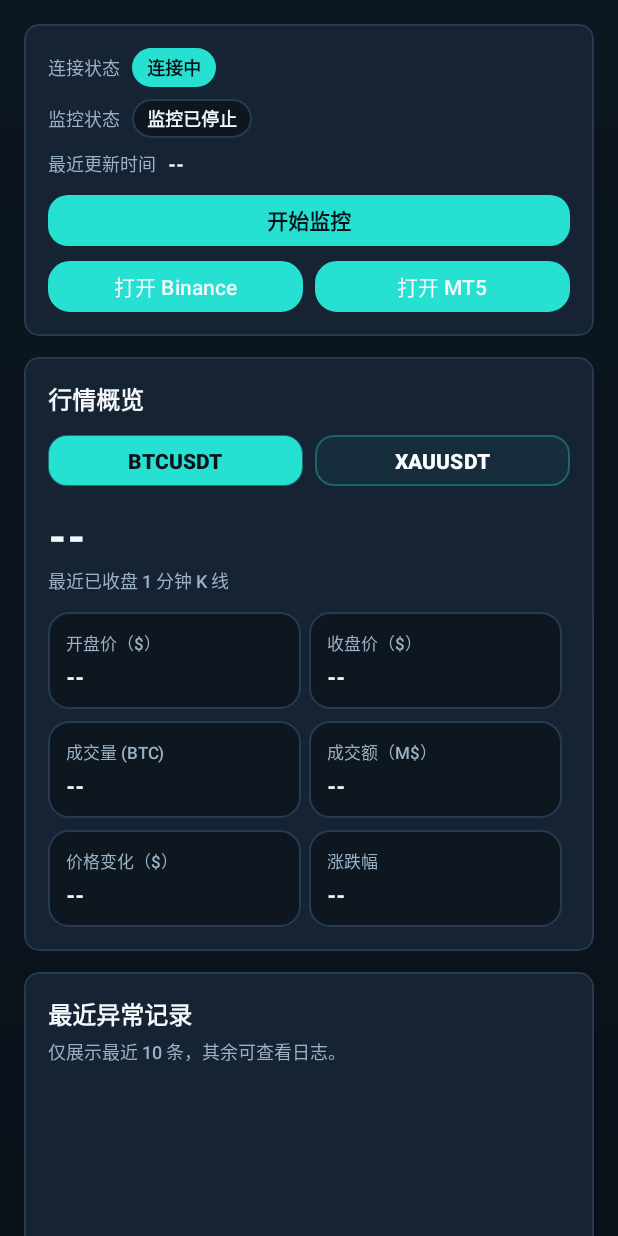
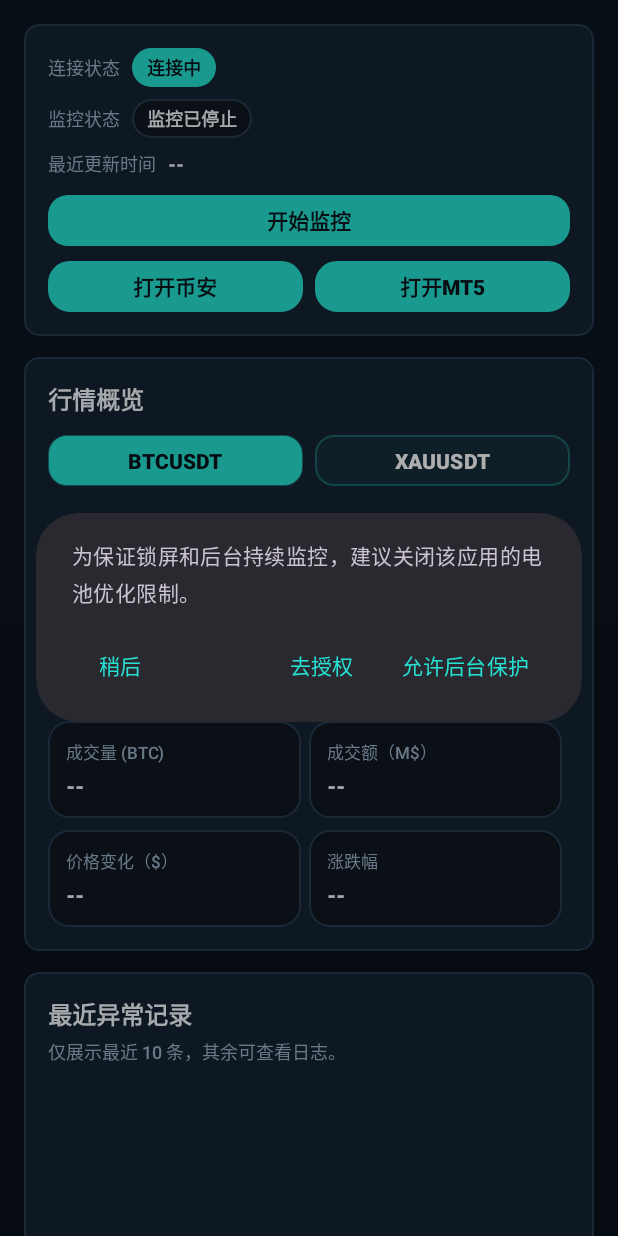
Before and after one commit to ScottChangSQ/BTCXAU_Monitoring_and_Push_APK, an Android app: the screen it shows after launch (MainActivity), after a tap on "开始监控", on a phone screen of 412 x 824 dp. Run offline under Robolectric (Android 15) with nearby library versions, the light colour scheme and no system bars.

Commit message:
优化主界面UI及APP图表

```diff
--- a/app/src/main/AndroidManifest.xml
+++ b/app/src/main/AndroidManifest.xml
@@ -20,6 +20,7 @@
     <uses-permission android:name="android.permission.FOREGROUND_SERVICE" />
     <uses-permission android:name="android.permission.FOREGROUND_SERVICE_DATA_SYNC" />
     <uses-permission android:name="android.permission.POST_NOTIFICATIONS" />
+    <uses-permission android:name="android.permission.REQUEST_IGNORE_BATTERY_OPTIMIZATIONS" />
 
     <application
         android:name=".BinanceMonitorApp"
--- a/app/src/main/java/com/binance/monitor/ui/main/MainActivity.java
+++ b/app/src/main/java/com/binance/monitor/ui/main/MainActivity.java
@@ -2,6 +2,8 @@ package com.binance.monitor.ui.main;
 
 import android.os.Build;
 import android.os.Bundle;
+import android.os.Handler;
+import android.os.Looper;
 import android.text.TextUtils;
 import android.view.MotionEvent;
 import android.view.View;
@@ -33,6 +35,7 @@ import com.binance.monitor.util.PermissionHelper;
 import com.google.android.material.dialog.MaterialAlertDialogBuilder;
 
 import java.util.ArrayList;
+import java.util.Collections;
 import java.util.LinkedHashMap;
 import java.util.List;
 import java.util.Map;
@@ -54,6 +57,15 @@ public class MainActivity extends AppCompatActivity {
     private String selectedSymbol = AppConstants.SYMBOL_BTC;
     private boolean applyingConfig;
     private boolean monitoringEnabled;
+    private List<AbnormalRecord> recentRecordsSource = Collections.emptyList();
+    private final Handler recentRecordsHandler = new Handler(Looper.getMainLooper());
+    private final Runnable recentRecordsRefreshRunnable = new Runnable() {
+        @Override
+        public void run() {
+            renderRecentRecords();
+            recentRecordsHandler.postDelayed(this, 30_000L);
+        }
+    };
 
     @Override
     protected void onCreate(@Nullable Bundle savedInstanceState) {
@@ -86,12 +98,20 @@ public class MainActivity extends AppCompatActivity {
         super.onResume();
         applyGlobalPreferences();
         loadSymbolConfig(selectedSymbol);
+        startRecentRecordsAutoRefresh();
     }
 
     @Override
     protected void onPause() {
         super.onPause();
+        stopRecentRecordsAutoRefresh();
         persistCurrentSymbolConfig();
+    }
+
+    @Override
+    protected void onDestroy() {
+        stopRecentRecordsAutoRefresh();
+        super.onDestroy();
     }
 
     @Override
@@ -149,6 +169,7 @@ public class MainActivity extends AppCompatActivity {
             } else {
                 sendServiceAction(AppConstants.ACTION_START_MONITORING);
                 promptNotificationPermissionIfNeeded();
+                promptBatteryOptimizationIfNeeded();
             }
         });
         binding.btnViewLogs.setOnClickListener(v -> startActivity(new android.content.Intent(this, LogActivity.class)));
@@ -258,10 +279,24 @@ public class MainActivity extends AppCompatActivity {
         viewModel.getLatestClosedKlines().observe(this,
                 klines -> renderMarket(viewModel.getLatestPrices().getValue(), klines));
         viewModel.getRecords().observe(this, records -> {
-            List<AbnormalRecord> display = mergeDisplayRecords(records);
-            recordAdapter.submitList(display);
-            binding.tvRecordsEmpty.setVisibility(display.isEmpty() ? android.view.View.VISIBLE : android.view.View.GONE);
+            recentRecordsSource = records == null ? Collections.emptyList() : records;
+            renderRecentRecords();
         });
+    }
+
+    private void renderRecentRecords() {
+        List<AbnormalRecord> display = mergeDisplayRecords(recentRecordsSource);
+        recordAdapter.submitList(display);
+        binding.tvRecordsEmpty.setVisibility(display.isEmpty() ? View.VISIBLE : View.GONE);
+    }
+
+    private void startRecentRecordsAutoRefresh() {
+        recentRecordsHandler.removeCallbacks(recentRecordsRefreshRunnable);
+        recentRecordsHandler.post(recentRecordsRefreshRunnable);
+    }
+
+    private void stopRecentRecordsAutoRefresh() {
+        recentRecordsHandler.removeCallbacks(recentRecordsRefreshRunnable);
     }
 
     private List<AbnormalRecord> mergeDisplayRecords(List<AbnormalRecord> source) {
@@ -272,7 +307,7 @@ public class MainActivity extends AppCompatActivity {
         long oneHourAgo = System.currentTimeMillis() - 60L * 60L * 1000L;
         Map<Long, Map<String, AbnormalRecord>> grouped = new LinkedHashMap<>();
         for (AbnormalRecord item : source) {
-            if (item.getTimestamp() < oneHourAgo) {
+            if (item.getCloseTime() < oneHourAgo) {
                 continue;
             }
             Map<String, AbnormalRecord> map = grouped.get(item.getCloseTime());
@@ -290,7 +325,7 @@ public class MainActivity extends AppCompatActivity {
                 AbnormalRecord merged = new AbnormalRecord(
                         UUID.randomUUID().toString(),
                         "BOTH",
-                        Math.max(btc.getTimestamp(), xau.getTimestamp()),
+                        Math.max(btc.getCloseTime(), xau.getCloseTime()),
                         btc.getCloseTime(),
                         btc.getOpenPrice(),
                         btc.getClosePrice(),
@@ -306,7 +341,7 @@ public class MainActivity extends AppCompatActivity {
                 output.add(new AbnormalRecord(
                         btc.getId(),
                         "BTC",
-                        btc.getTimestamp(),
+                        btc.getCloseTime(),
                         btc.getCloseTime(),
                         btc.getOpenPrice(),
                         btc.getClosePrice(),
@@ -321,7 +356,7 @@ public class MainActivity extends AppCompatActivity {
                 output.add(new AbnormalRecord(
                         xau.getId(),
                         "XAU",
-                        xau.getTimestamp(),
+                        xau.getCloseTime(),
                         xau.getCloseTime(),
                         xau.getOpenPrice(),
                         xau.getClosePrice(),
@@ -495,4 +530,19 @@ public class MainActivity extends AppCompatActivity {
                     .show();
         }
     }
+
+    private void promptBatteryOptimizationIfNeeded() {
+        if (Build.VERSION.SDK_INT < Build.VERSION_CODES.M
+                || PermissionHelper.isIgnoringBatteryOptimizations(this)) {
+            return;
+        }
+        new MaterialAlertDialogBuilder(this)
+                .setMessage(R.string.battery_optimization_required)
+                .setPositiveButton(R.string.battery_optimization_allow, (dialog, which) ->
+                        PermissionHelper.requestIgnoreBatteryOptimizations(this))
+                .setNegativeButton(R.string.permission_settings, (dialog, which) ->
+                        PermissionHelper.openBatteryOptimizationSettings(this))
+                .setNeutralButton(R.string.dismiss, null)
+                .show();
+    }
 }
--- /dev/null
+++ b/app/src/main/res/color/button_text_inline.xml
@@ -0,0 +1,6 @@
+<?xml version="1.0" encoding="utf-8"?>
+<selector xmlns:android="http://schemas.android.com/apk/res/android">
+    <item android:state_pressed="true" android:color="@color/bg_primary" />
+    <item android:state_focused="true" android:color="@color/bg_primary" />
+    <item android:color="@color/text_primary" />
+</selector>
--- a/app/src/main/res/drawable/ic_monitor_logo.xml
+++ b/app/src/main/res/drawable/ic_monitor_logo.xml
@@ -6,11 +6,11 @@
     android:viewportHeight="96">
     <path
         android:fillColor="#091119"
-        android:pathData="M48,4C23.7,4 4,23.7 4,48s19.7,44 44,44 44,-19.7 44,-44S72.3,4 48,4z" />
+        android:pathData="M0,0h96v96h-96z" />
     <path
         android:fillColor="#26E0D1"
-        android:pathData="M26,60l10,-22 8,14 8,-20 18,28 -9,0 -8,-13 -8,17 -8,-14 -6,10z" />
+        android:pathData="M21.6,62.4l12,-26.4 9.6,16.8 9.6,-24 21.6,33.6 -10.8,0 -9.6,-15.6 -9.6,20.4 -9.6,-16.8 -7.2,12z" />
     <path
         android:fillColor="#F8B84E"
-        android:pathData="M24,70h48a4,4 0,0 1,0 8H24a4,4 0,0 1,0 -8z" />
+        android:pathData="M19.2,74.4h57.6a4.8,4.8 0,0 1,0 9.6H19.2a4.8,4.8 0,0 1,0 -9.6z" />
 </vector>
--- a/app/src/main/res/layout/activity_log.xml
+++ b/app/src/main/res/layout/activity_log.xml
@@ -25,7 +25,7 @@
             android:paddingBottom="0dp"
             android:text="@string/back"
             android:textAllCaps="false"
-            android:textColor="@color/text_primary"
+            android:textColor="@color/bg_primary"
             android:textSize="14sp" />
 
         <TextView
@@ -60,7 +60,7 @@
             android:paddingBottom="0dp"
             android:text="@string/select_all"
             android:textAllCaps="false"
-            android:textColor="@color/text_primary"
+            android:textColor="@color/bg_primary"
             android:textSize="16sp" />
 
         <Button
@@ -78,7 +78,7 @@
             android:paddingBottom="0dp"
             android:text="@string/delete_selected"
             android:textAllCaps="false"
-            android:textColor="@color/text_primary"
+            android:textColor="@color/bg_primary"
             android:textSize="16sp" />
     </LinearLayout>
 
--- a/app/src/main/res/layout/activity_main.xml
+++ b/app/src/main/res/layout/activity_main.xml
@@ -147,8 +147,9 @@
                         android:paddingBottom="0dp"
                         android:text="@string/open_binance"
                         android:textAllCaps="false"
-                        android:textColor="@color/text_primary"
-                        android:textSize="14sp" />
+                        android:textColor="@color/bg_primary"
+                        android:textSize="14sp"
+                        android:textStyle="bold" />
 
                     <Button
                         android:id="@+id/btnOpenMt5"
@@ -165,8 +166,9 @@
                         android:paddingBottom="0dp"
                         android:text="@string/open_mt5"
                         android:textAllCaps="false"
-                        android:textColor="@color/text_primary"
-                        android:textSize="14sp" />
+                        android:textColor="@color/bg_primary"
+                        android:textSize="14sp"
+                        android:textStyle="bold" />
                 </LinearLayout>
             </LinearLayout>
         </com.google.android.material.card.MaterialCardView>
@@ -337,7 +339,7 @@
                 <androidx.recyclerview.widget.RecyclerView
                     android:id="@+id/recyclerRecords"
                     android:layout_width="match_parent"
-                    android:layout_height="280dp"
+                    android:layout_height="160dp"
                     android:layout_marginTop="8dp"
                     android:fadeScrollbars="false"
                     android:scrollbarStyle="outsideOverlay"
@@ -549,8 +551,9 @@
                         android:paddingBottom="0dp"
                         android:text="@string/restore_default"
                         android:textAllCaps="false"
-                        android:textColor="@color/text_primary"
-                        android:textSize="14sp" />
+                        android:textColor="@color/bg_primary"
+                        android:textSize="14sp"
+                        android:textStyle="bold" />
                 </LinearLayout>
             </LinearLayout>
         </com.google.android.material.card.MaterialCardView>
@@ -632,7 +635,8 @@
             android:paddingBottom="0dp"
             android:text="@string/view_logs"
             android:textAllCaps="false"
-            android:textColor="@color/text_primary"
-            android:textSize="14sp" />
+            android:textColor="@color/bg_primary"
+            android:textSize="14sp"
+            android:textStyle="bold" />
     </LinearLayout>
 </androidx.core.widget.NestedScrollView>
--- a/app/src/main/res/values/strings.xml
+++ b/app/src/main/res/values/strings.xml
@@ -8,8 +8,8 @@
     <string name="connection_connected">实时连接正常</string>
     <string name="connection_partial">部分连接</string>
     <string name="last_update_placeholder">--</string>
-    <string name="open_binance">打开 Binance</string>
-    <string name="open_mt5">打开 MT5</string>
+    <string name="open_binance">打开币安</string>
+    <string name="open_mt5">打开MT5</string>
     <string name="toggle_start">开始监控</string>
     <string name="toggle_stop">停止监控</string>
     <string name="view_logs">查看日志</string>
@@ -78,4 +78,6 @@
     <string name="overlay_update">更新 %1$s</string>
     <string name="record_line_single">%1$s 的 %2$s 出现异常！</string>
     <string name="record_line_both">%1$s 的 %2$s 出现异常！ %3$s 的 %4$s 出现异常！</string>
+    <string name="battery_optimization_required">为保证锁屏和后台持续监控，建议关闭该应用的电池优化限制。</string>
+    <string name="battery_optimization_allow">允许后台保护</string>
 </resources>
```
Also changed, not shown: app/src/main/java/com/binance/monitor/service/MonitorService.java (+37 -0 lines), app/src/main/java/com/binance/monitor/util/PermissionHelper.java (+30 -0 lines).
